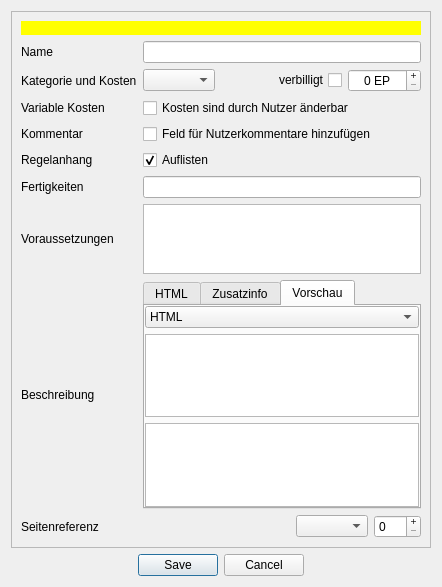
Above: designer/DatenbankEditTalent.ui from Aeolitus/Sephrasto before the change. Below: the same form after it.
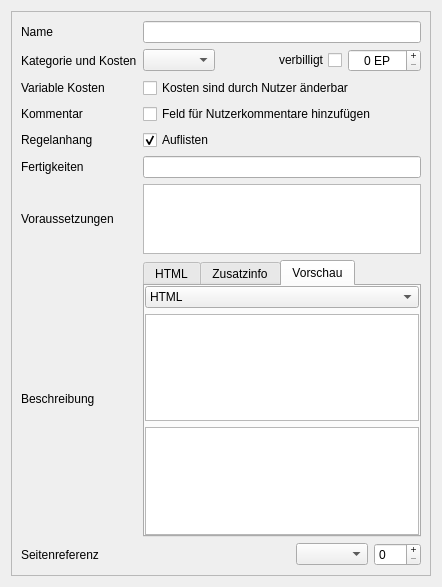
That is the form after the change. The open tabs and pages were chosen to show the change.

The edit to the form file:
```diff
--- a/designer/DatenbankEditTalent.ui
+++ b/designer/DatenbankEditTalent.ui
@@ -1,10 +1,7 @@
 <?xml version="1.0" encoding="UTF-8"?>
 <ui version="4.0">
  <class>dialog</class>
- <widget class="QDialog" name="dialog">
-  <property name="windowModality">
-   <enum>Qt::ApplicationModal</enum>
-  </property>
+ <widget class="QWidget" name="dialog">
   <property name="geometry">
    <rect>
     <x>0</x>
@@ -16,21 +13,8 @@
   <property name="windowTitle">
    <string>Sephrasto - Talent bearbeiten...</string>
   </property>
-  <layout class="QGridLayout" name="gridLayout_2">
-   <item row="1" column="0">
-    <widget class="QDialogButtonBox" name="buttonBox">
-     <property name="orientation">
-      <enum>Qt::Horizontal</enum>
-     </property>
-     <property name="standardButtons">
-      <set>QDialogButtonBox::Cancel|QDialogButtonBox::Save</set>
-     </property>
-     <property name="centerButtons">
-      <bool>true</bool>
-     </property>
-    </widget>
-   </item>
-   <item row="0" column="0">
+  <layout class="QVBoxLayout" name="verticalLayout_5">
+   <item>
     <widget class="QScrollArea" name="scrollArea">
      <property name="widgetResizable">
       <bool>true</bool>
@@ -40,29 +24,161 @@
        <rect>
         <x>0</x>
         <y>0</y>
-        <width>422</width>
-        <height>538</height>
+        <width>418</width>
+        <height>563</height>
        </rect>
       </property>
       <layout class="QGridLayout" name="gridLayout">
-       <item row="1" column="0">
-        <widget class="QLabel" name="label">
-         <property name="text">
-          <string>Name</string>
+       <item row="6" column="0">
+        <widget class="QLabel" name="label_4">
+         <property name="minimumSize">
+          <size>
+           <width>110</width>
+           <height>0</height>
+          </size>
          </property>
-        </widget>
-       </item>
-       <item row="1" column="1">
-        <widget class="QLineEdit" name="leName"/>
-       </item>
-       <item row="2" column="0">
-        <widget class="QLabel" name="label_2">
          <property name="text">
-          <string>Kategorie und Kosten</string>
+          <string>Voraussetzungen</string>
          </property>
         </widget>
        </item>
        <item row="2" column="1">
+        <widget class="QCheckBox" name="checkVariable">
+         <property name="text">
+          <string>Kosten sind durch Nutzer änderbar</string>
+         </property>
+        </widget>
+       </item>
+       <item row="6" column="1">
+        <widget class="QPlainTextEdit" name="teVoraussetzungen">
+         <property name="maximumSize">
+          <size>
+           <width>16777215</width>
+           <height>250</height>
+          </size>
+         </property>
+         <property name="toolTip">
+          <string>&lt;html&gt;&lt;head/&gt;&lt;body&gt;&lt;p&gt;Siehe &quot;Datenbank Editor -&gt; Einstellungsmöglichkeiten -&gt; Voraussetzungen&quot; in der Sephrasto-Hilfe für eine Anleitung.&lt;/p&gt;&lt;/body&gt;&lt;/html&gt;</string>
+         </property>
+        </widget>
+       </item>
+       <item row="7" column="1">
+        <widget class="QTabWidget" name="tabWidget">
+         <property name="currentIndex">
+          <number>0</number>
+         </property>
+         <widget class="QWidget" name="tab">
+          <attribute name="title">
+           <string>HTML</string>
+          </attribute>
+          <layout class="QVBoxLayout" name="verticalLayout_2">
+           <property name="spacing">
+            <number>0</number>
+           </property>
+           <property name="leftMargin">
+            <number>0</number>
+           </property>
+           <property name="topMargin">
+            <number>0</number>
+           </property>
+           <property name="rightMargin">
+            <number>0</number>
+           </property>
+           <property name="bottomMargin">
+            <number>0</number>
+           </property>
+           <item>
+            <widget class="QPlainTextEdit" name="teBeschreibung">
+             <property name="sizePolicy">
+              <sizepolicy hsizetype="Expanding" vsizetype="MinimumExpanding">
+               <horstretch>0</horstretch>
+               <verstretch>0</verstretch>
+              </sizepolicy>
+             </property>
+            </widget>
+           </item>
+          </layout>
+         </widget>
+         <widget class="QWidget" name="tab_3">
+          <property name="toolTip">
+           <string>&lt;html&gt;&lt;head/&gt;&lt;body&gt;&lt;p&gt;Zusätzliche Informationen, die im Charaktereditor nach der Beschreibung eingefügt werden sollen, beispielsweise eine Erklärung, wozu der Kommentar genutzt werden soll (optional).&lt;/p&gt;&lt;/body&gt;&lt;/html&gt;</string>
+          </property>
+          <attribute name="title">
+           <string>Zusatzinfo</string>
+          </attribute>
+          <layout class="QVBoxLayout" name="verticalLayout_4">
+           <property name="spacing">
+            <number>0</number>
+           </property>
+           <property name="leftMargin">
+            <number>0</number>
+           </property>
+           <property name="topMargin">
+            <number>0</number>
+           </property>
+           <property name="rightMargin">
+            <number>0</number>
+           </property>
+           <property name="bottomMargin">
+            <number>0</number>
+           </property>
+           <item>
+            <widget class="QPlainTextEdit" name="teInfo"/>
+           </item>
+          </layout>
+         </widget>
+         <widget class="QWidget" name="tab_2">
+          <attribute name="title">
+           <string>Vorschau</string>
+          </attribute>
+          <layout class="QVBoxLayout" name="verticalLayout_3">
+           <property name="leftMargin">
+            <number>0</number>
+           </property>
+           <property name="topMargin">
+            <number>0</number>
+           </property>
+           <property name="rightMargin">
+            <number>0</number>
+           </property>
+           <property name="bottomMargin">
+            <number>0</number>
+           </property>
+           <item>
+            <widget class="QComboBox" name="comboVorschau">
+             <item>
+              <property name="text">
+               <string>HTML</string>
+              </property>
+             </item>
+             <item>
+              <property name="text">
+               <string>Zusatzinfo</string>
+              </property>
+             </item>
+            </widget>
+           </item>
+           <item>
+            <widget class="QTextBrowser" name="tbBeschreibung"/>
+           </item>
+           <item>
+            <widget class="QTextBrowser" name="tbInfo"/>
+           </item>
+          </layout>
+         </widget>
+        </widget>
+       </item>
+       <item row="2" column="0">
+        <widget class="QLabel" name="label_9">
+         <property name="text">
+          <string>Variable Kosten</string>
+         </property>
+        </widget>
+       </item>
+       <item row="0" column="1">
+        <widget class="QLineEdit" name="leName"/>
+       </item>
+       <item row="1" column="1">
         <layout class="QVBoxLayout" name="verticalLayout">
          <item>
           <layout class="QHBoxLayout" name="horizontalLayout">
@@ -137,211 +253,7 @@
          </item>
         </layout>
        </item>
-       <item row="3" column="0">
-        <widget class="QLabel" name="label_9">
-         <property name="text">
-          <string>Variable Kosten</string>
-         </property>
-        </widget>
-       </item>
-       <item row="3" column="1">
-        <widget class="QCheckBox" name="checkVariable">
-         <property name="text">
-          <string>Kosten sind durch Nutzer änderbar</string>
-         </property>
-        </widget>
-       </item>
-       <item row="4" column="0">
-        <widget class="QLabel" name="label_6">
-         <property name="text">
-          <string>Kommentar</string>
-         </property>
-        </widget>
-       </item>
-       <item row="4" column="1">
-        <widget class="QCheckBox" name="checkKommentar">
-         <property name="text">
-          <string>Feld für Nutzerkommentare hinzufügen</string>
-         </property>
-        </widget>
-       </item>
-       <item row="5" column="0">
-        <widget class="QLabel" name="label_7">
-         <property name="text">
-          <string>Regelanhang</string>
-         </property>
-        </widget>
-       </item>
-       <item row="5" column="1">
-        <widget class="QCheckBox" name="checkCheatsheet">
-         <property name="layoutDirection">
-          <enum>Qt::LeftToRight</enum>
-         </property>
-         <property name="text">
-          <string>Auflisten</string>
-         </property>
-         <property name="checked">
-          <bool>true</bool>
-         </property>
-        </widget>
-       </item>
-       <item row="6" column="0">
-        <widget class="QLabel" name="label_3">
-         <property name="text">
-          <string>Fertigkeiten</string>
-         </property>
-        </widget>
-       </item>
-       <item row="6" column="1">
-        <widget class="QLineEdit" name="leFertigkeiten"/>
-       </item>
-       <item row="7" column="0">
-        <widget class="QLabel" name="label_4">
-         <property name="minimumSize">
-          <size>
-           <width>110</width>
-           <height>0</height>
-          </size>
-         </property>
-         <property name="text">
-          <string>Voraussetzungen</string>
-         </property>
-        </widget>
-       </item>
-       <item row="7" column="1">
-        <widget class="QPlainTextEdit" name="teVoraussetzungen">
-         <property name="maximumSize">
-          <size>
-           <width>16777215</width>
-           <height>250</height>
-          </size>
-         </property>
-         <property name="toolTip">
-          <string>&lt;html&gt;&lt;head/&gt;&lt;body&gt;&lt;p&gt;Siehe &quot;Datenbank Editor -&gt; Einstellungsmöglichkeiten -&gt; Voraussetzungen&quot; in der Sephrasto-Hilfe für eine Anleitung.&lt;/p&gt;&lt;/body&gt;&lt;/html&gt;</string>
-         </property>
-        </widget>
-       </item>
-       <item row="8" column="0">
-        <widget class="QLabel" name="label_5">
-         <property name="text">
-          <string>Beschreibung</string>
-         </property>
-        </widget>
-       </item>
        <item row="8" column="1">
-        <widget class="QTabWidget" name="tabWidget">
-         <property name="currentIndex">
-          <number>0</number>
-         </property>
-         <widget class="QWidget" name="tab">
-          <attribute name="title">
-           <string>HTML</string>
-          </attribute>
-          <layout class="QVBoxLayout" name="verticalLayout_2">
-           <property name="spacing">
-            <number>0</number>
-           </property>
-           <property name="leftMargin">
-            <number>0</number>
-           </property>
-           <property name="topMargin">
-            <number>0</number>
-           </property>
-           <property name="rightMargin">
-            <number>0</number>
-           </property>
-           <property name="bottomMargin">
-            <number>0</number>
-           </property>
-           <item>
-            <widget class="QPlainTextEdit" name="teBeschreibung">
-             <property name="sizePolicy">
-              <sizepolicy hsizetype="Expanding" vsizetype="MinimumExpanding">
-               <horstretch>0</horstretch>
-               <verstretch>0</verstretch>
-              </sizepolicy>
-             </property>
-            </widget>
-           </item>
-          </layout>
-         </widget>
-         <widget class="QWidget" name="tab_3">
-          <property name="toolTip">
-           <string>&lt;html&gt;&lt;head/&gt;&lt;body&gt;&lt;p&gt;Zusätzliche Informationen, die im Charaktereditor nach der Beschreibung eingefügt werden sollen, beispielsweise eine Erklärung, wozu der Kommentar genutzt werden soll (optional).&lt;/p&gt;&lt;/body&gt;&lt;/html&gt;</string>
-          </property>
-          <attribute name="title">
-           <string>Zusatzinfo</string>
-          </attribute>
-          <layout class="QVBoxLayout" name="verticalLayout_4">
-           <property name="spacing">
-            <number>0</number>
-           </property>
-           <property name="leftMargin">
-            <number>0</number>
-           </property>
-           <property name="topMargin">
-            <number>0</number>
-           </property>
-           <property name="rightMargin">
-            <number>0</number>
-           </property>
-           <property name="bottomMargin">
-            <number>0</number>
-           </property>
-           <item>
-            <widget class="QPlainTextEdit" name="teInfo"/>
-           </item>
-          </layout>
-         </widget>
-         <widget class="QWidget" name="tab_2">
-          <attribute name="title">
-           <string>Vorschau</string>
-          </attribute>
-          <layout class="QVBoxLayout" name="verticalLayout_3">
-           <property name="leftMargin">
-            <number>0</number>
-           </property>
-           <property name="topMargin">
-            <number>0</number>
-           </property>
-           <property name="rightMargin">
-            <number>0</number>
-           </property>
-           <property name="bottomMargin">
-            <number>0</number>
-           </property>
-           <item>
-            <widget class="QComboBox" name="comboVorschau">
-             <item>
-              <property name="text">
-               <string>HTML</string>
-              </property>
-             </item>
-             <item>
-              <property name="text">
-               <string>Zusatzinfo</string>
-              </property>
-             </item>
-            </widget>
-           </item>
-           <item>
-            <widget class="QTextBrowser" name="tbBeschreibung"/>
-           </item>
-           <item>
-            <widget class="QTextBrowser" name="tbInfo"/>
-           </item>
-          </layout>
-         </widget>
-        </widget>
-       </item>
-       <item row="9" column="0">
-        <widget class="QLabel" name="label_8">
-         <property name="text">
-          <string>Seitenreferenz</string>
-         </property>
-        </widget>
-       </item>
-       <item row="9" column="1">
         <layout class="QHBoxLayout" name="horizontalLayout_3">
          <item>
           <spacer name="horizontalSpacer">
@@ -371,22 +283,78 @@
          </item>
         </layout>
        </item>
-       <item row="0" column="0" colspan="2">
-        <widget class="QLabel" name="warning">
-         <property name="visible">
-          <bool>true</bool>
+       <item row="4" column="0">
+        <widget class="QLabel" name="label_7">
+         <property name="text">
+          <string>Regelanhang</string>
          </property>
-         <property name="styleSheet">
-          <string notr="true">background-color: rgb(255, 255, 0); color: black;</string>
+        </widget>
+       </item>
+       <item row="0" column="0">
+        <widget class="QLabel" name="label">
+         <property name="text">
+          <string>Name</string>
          </property>
+        </widget>
+       </item>
+       <item row="1" column="0">
+        <widget class="QLabel" name="label_2">
          <property name="text">
-          <string/>
+          <string>Kategorie und Kosten</string>
          </property>
-         <property name="wordWrap">
+        </widget>
+       </item>
+       <item row="3" column="1">
+        <widget class="QCheckBox" name="checkKommentar">
+         <property name="text">
+          <string>Feld für Nutzerkommentare hinzufügen</string>
+         </property>
+        </widget>
+       </item>
+       <item row="5" column="0">
+        <widget class="QLabel" name="label_3">
+         <property name="text">
+          <string>Fertigkeiten</string>
+         </property>
+        </widget>
+       </item>
+       <item row="8" column="0">
+        <widget class="QLabel" name="label_8">
+         <property name="text">
+          <string>Seitenreferenz</string>
+         </property>
+        </widget>
+       </item>
+       <item row="5" column="1">
+        <widget class="QLineEdit" name="leFertigkeiten"/>
+       </item>
+       <item row="7" column="0">
+        <widget class="QLabel" name="label_5">
+         <property name="text">
+          <string>Beschreibung</string>
+         </property>
+        </widget>
+       </item>
+       <item row="4" column="1">
+        <widget class="QCheckBox" name="checkCheatsheet">
+         <property name="layoutDirection">
+          <enum>Qt::LeftToRight</enum>
+         </property>
+         <property name="text">
+          <string>Auflisten</string>
+         </property>
+         <property name="checked">
           <bool>true</bool>
          </property>
         </widget>
        </item>
+       <item row="3" column="0">
+        <widget class="QLabel" name="label_6">
+         <property name="text">
+          <string>Kommentar</string>
+         </property>
+        </widget>
+       </item>
       </layout>
      </widget>
     </widget>
```
Left out of the diff: 35 changed lines with no effect on the pictures.
